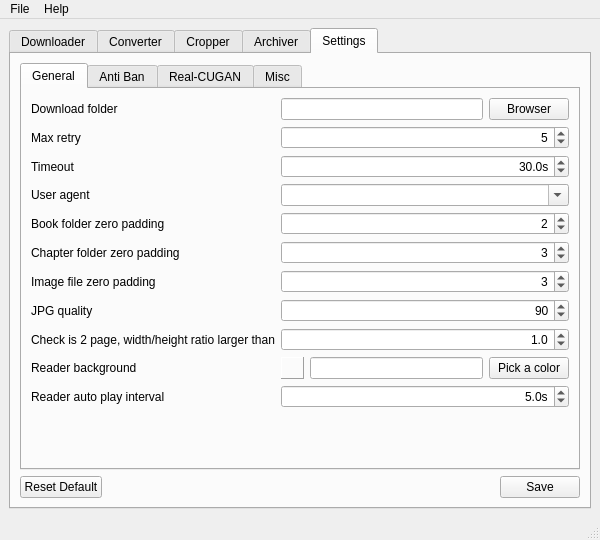
Old version of the form uis/main_window.ui in the repository freedy82/Comic-Toolbox.
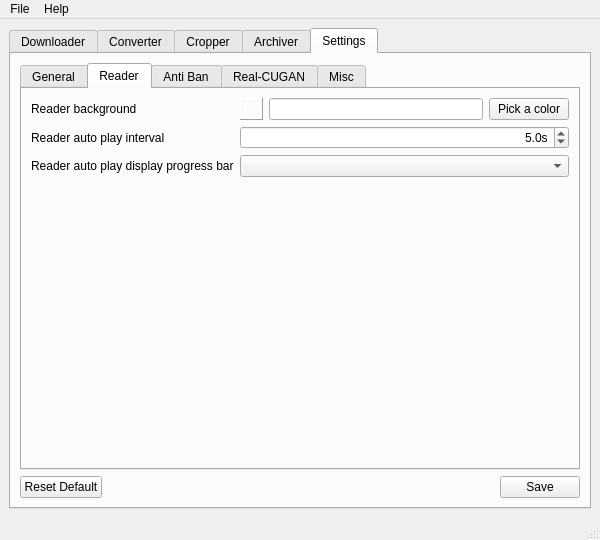
New version of the form. The open tabs and pages were chosen to show the change. Icons and pictures are not drawn.

Commit message: Update reader and downloader

```diff
--- a/uis/main_window.ui
+++ b/uis/main_window.ui
@@ -1217,14 +1217,21 @@
               </property>
              </widget>
             </item>
-            <item row="10" column="0">
+           </layout>
+          </widget>
+          <widget class="QWidget" name="tab_settings_reader">
+           <attribute name="title">
+            <string>Reader</string>
+           </attribute>
+           <layout class="QFormLayout" name="formLayout_2">
+            <item row="0" column="0">
              <widget class="QLabel" name="lbl_settings_reader_background">
               <property name="text">
                <string>Reader background</string>
               </property>
              </widget>
             </item>
-            <item row="10" column="1">
+            <item row="0" column="1">
              <layout class="QHBoxLayout" name="layout_settings_reader_background">
               <item>
                <widget class="QLabel" name="lbl_settings_reader_background_preview">
@@ -1263,14 +1270,14 @@
               </item>
              </layout>
             </item>
-            <item row="11" column="0">
+            <item row="1" column="0">
              <widget class="QLabel" name="lbl_settings_reader_auto_play_interval">
               <property name="text">
                <string>Reader auto play interval</string>
               </property>
              </widget>
             </item>
-            <item row="11" column="1">
+            <item row="1" column="1">
              <widget class="QDoubleSpinBox" name="spin_settings_reader_auto_play_interval">
               <property name="alignment">
                <set>Qt::AlignRight|Qt::AlignTrailing|Qt::AlignVCenter</set>
@@ -1295,6 +1302,16 @@
               </property>
              </widget>
             </item>
+            <item row="2" column="0">
+             <widget class="QLabel" name="lbl_settings_reader_auto_play_pgb">
+              <property name="text">
+               <string>Reader auto play display progress bar</string>
+              </property>
+             </widget>
+            </item>
+            <item row="2" column="1">
+             <widget class="QComboBox" name="cbx_settings_reader_auto_play_pgb"/>
+            </item>
            </layout>
           </widget>
           <widget class="QWidget" name="tab_settings_anti_ban">
```
Left out of the diff: 2 changed lines with no effect on the pictures. The commit also changes 39 other files.
